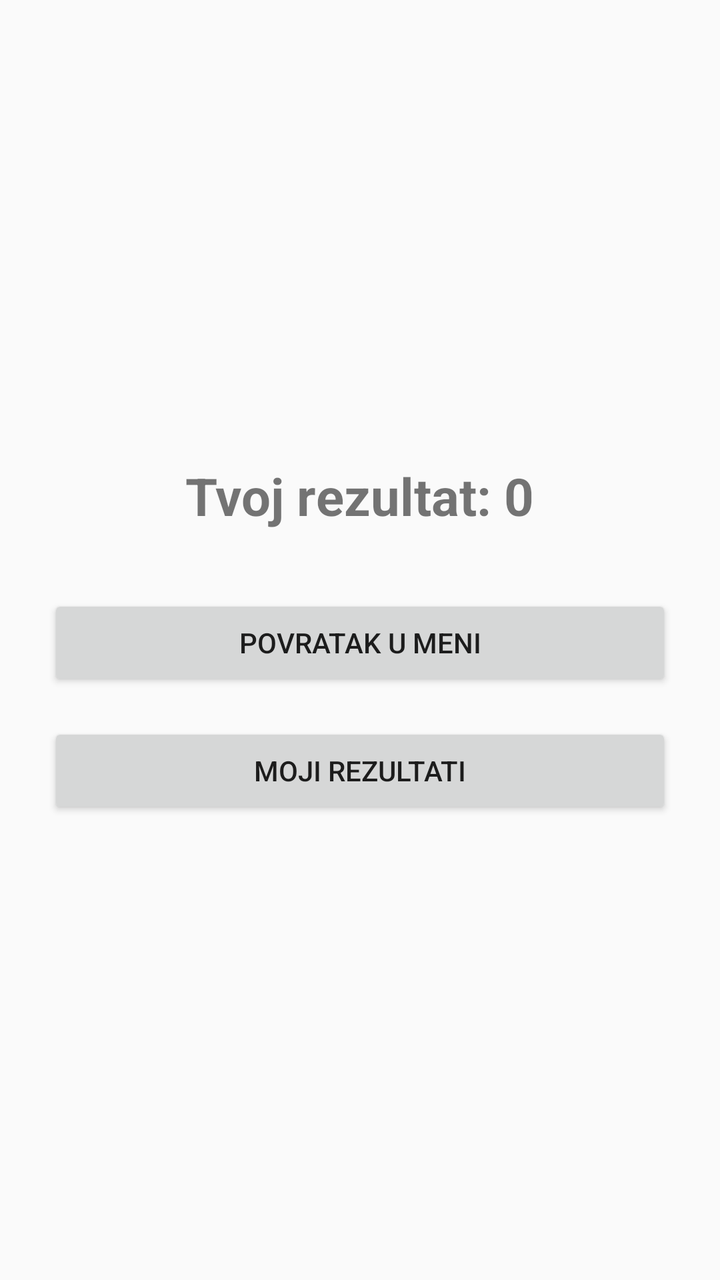
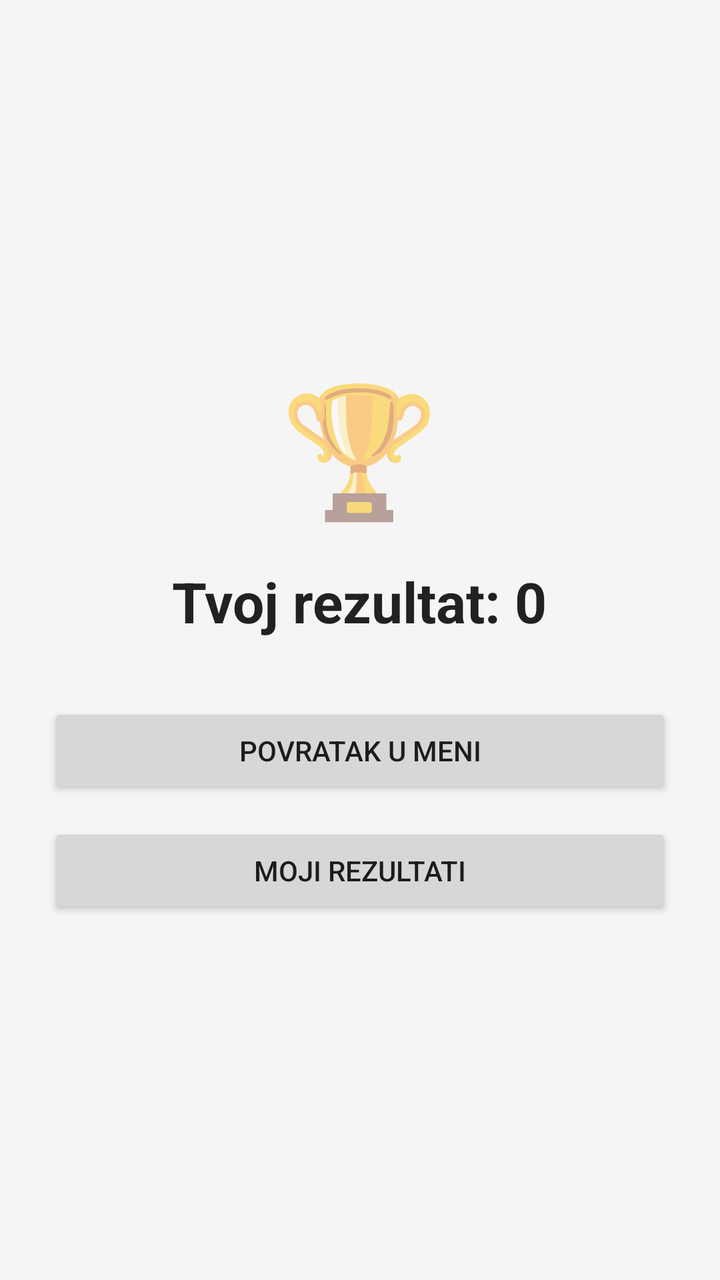

An Android layout rendered at two revisions. The XML below is the earlier revision; the diff shows what the commit changed to produce the second picture.
<!-- AndroidManifest.xml: application theme Theme.AppCompat.Light.NoActionBar -->
<!-- res/layout/activity_celebration.xml -->
<LinearLayout
    xmlns:android="http://schemas.android.com/apk/res/android"
    android:orientation="vertical"
    android:gravity="center"
    android:layout_width="match_parent"
    android:layout_height="match_parent"
    android:padding="24dp">

    <TextView
        android:id="@+id/scoreView"
        android:textSize="26sp"
        android:textStyle="bold"
        android:text="Tvoj rezultat: 0"
        android:layout_width="wrap_content"
        android:layout_height="wrap_content"
        android:layout_marginBottom="32dp"/>

    <Button
        android:id="@+id/menuBtn"
        android:layout_width="match_parent"
        android:layout_height="wrap_content"
        android:text="Povratak u meni"
        android:layout_marginBottom="16dp"/>

    <Button
        android:id="@+id/myResultsBtn"
        android:layout_width="match_parent"
        android:layout_height="wrap_content"
        android:text="Moji rezultati"/>
</LinearLayout>
<!-- resources referenced by this layout -->
<resources>

</resources>

<!-- the commit's change to res/layout/activity_celebration.xml (unified diff, before → after) -->
@@ -1,16 +1,25 @@
-<LinearLayout
-    xmlns:android="http://schemas.android.com/apk/res/android"
+<LinearLayout xmlns:android="http://schemas.android.com/apk/res/android"
     android:orientation="vertical"
     android:gravity="center"
     android:layout_width="match_parent"
     android:layout_height="match_parent"
-    android:padding="24dp">
+    android:padding="24dp"
+    android:background="#F5F5F5">
+
+    <TextView
+        android:id="@+id/trophy"
+        android:text="🏆"
+        android:textSize="64sp"
+        android:layout_width="wrap_content"
+        android:layout_height="wrap_content"
+        android:layout_marginBottom="16dp" />
 
     <TextView
         android:id="@+id/scoreView"
-        android:textSize="26sp"
+        android:textSize="28sp"
         android:textStyle="bold"
         android:text="Tvoj rezultat: 0"
+        android:textColor="#212121"
         android:layout_width="wrap_content"
         android:layout_height="wrap_content"
         android:layout_marginBottom="32dp"/>
@@ -20,7 +29,7 @@
         android:layout_width="match_parent"
         android:layout_height="wrap_content"
         android:text="Povratak u meni"
-        android:layout_marginBottom="16dp"/>
+        android:layout_marginBottom="12dp"/>
 
     <Button
         android:id="@+id/myResultsBtn"
